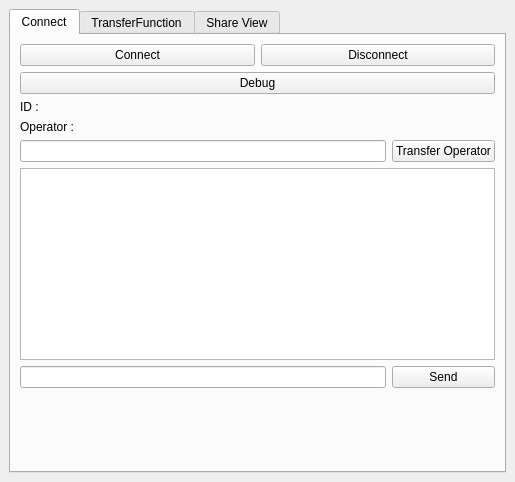
Qt form Client/Widgets/Communication.ui (CCSEPBVR/CS-IS-PBVR) before a commit.
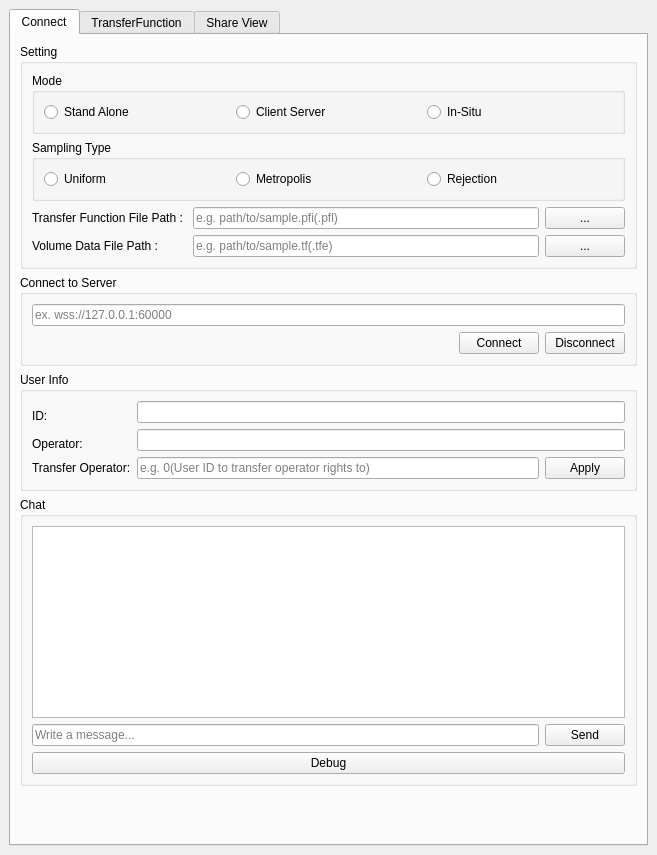
The same form after that commit. Custom widgets are drawn as their Qt base class.

Commit message:
refactor(ui): Communicationウィジェットのレイアウトを再構成し、UI要素を整理
- 「Connect」「User Info」「Chat」「Setting」などのグループ化によりUI構造を明確化
- operator権限やID表示用のQLabelをQLineEditに変更し、可読性と編集制御を改善
- Transfer Operatorボタンを「Apply」ボタンに変更し、対応するスロット接続名を修正
- サンプリング種別・動作モード（Stand Alone / Client Server / In-Situ）の選択UIを追加
- 各モードにツールチップを追加し、用途を明示

What changed in the file:
```diff
--- a/Client/Widgets/Communication.ui
+++ b/Client/Widgets/Communication.ui
@@ -6,8 +6,8 @@
    <rect>
     <x>0</x>
     <y>0</y>
-    <width>515</width>
-    <height>482</height>
+    <width>657</width>
+    <height>855</height>
    </rect>
   </property>
   <property name="windowTitle">
@@ -15,7 +15,7 @@
   </property>
   <widget class="QWidget" name="dockWidgetContents">
    <layout class="QGridLayout" name="gridLayout">
-    <item row="0" column="0" rowspan="3" colspan="3">
+    <item row="0" column="0">
      <widget class="QTabWidget" name="tabWidget">
       <property name="currentIndex">
        <number>0</number>
@@ -24,95 +24,280 @@
        <attribute name="title">
         <string>Connect</string>
        </attribute>
-       <layout class="QGridLayout" name="gridLayout_2">
-        <item row="5" column="0" colspan="2">
-         <widget class="QTextBrowser" name="textBrowser"/>
-        </item>
-        <item row="6" column="0">
-         <widget class="QLineEdit" name="chatLineEdit"/>
-        </item>
-        <item row="7" column="0" colspan="2">
-         <spacer name="verticalSpacer">
-          <property name="orientation">
-           <enum>Qt::Vertical</enum>
-          </property>
-          <property name="sizeHint" stdset="0">
-           <size>
-            <width>20</width>
-            <height>40</height>
-           </size>
-          </property>
-         </spacer>
-        </item>
-        <item row="2" column="0">
+       <layout class="QGridLayout" name="gridLayout_9">
+        <item row="2" column="0">
+         <widget class="QGroupBox" name="groupBox_5">
+          <property name="title">
+           <string>User Info</string>
+          </property>
+          <layout class="QGridLayout" name="gridLayout_7">
+           <item row="0" column="1" colspan="2">
+            <widget class="QLineEdit" name="IDLineEdit">
+             <property name="readOnly">
+              <bool>true</bool>
+             </property>
+            </widget>
+           </item>
+           <item row="3" column="1">
+            <widget class="QLineEdit" name="transferOperatorIDlineEdit">
+             <property name="placeholderText">
+              <string>e.g. 0(User ID to transfer operator rights to)</string>
+             </property>
+            </widget>
+           </item>
+           <item row="2" column="0">
+            <widget class="QLabel" name="isOperatorLabel">
+             <property name="text">
+              <string>Operator:</string>
+             </property>
+            </widget>
+           </item>
+           <item row="3" column="0">
+            <widget class="QLabel" name="label_3">
+             <property name="text">
+              <string>Transfer Operator:</string>
+             </property>
+            </widget>
+           </item>
+           <item row="3" column="2">
+            <widget class="QPushButton" name="transferOperatorApplyPushButton">
+             <property name="text">
+              <string>Apply</string>
+             </property>
+            </widget>
+           </item>
+           <item row="0" column="0" rowspan="2">
          <widget class="QLabel" name="IDLabel">
           <property name="text">
-           <string>ID : </string>
+              <string>ID:</string>
           </property>
          </widget>
         </item>
-        <item row="6" column="1">
+           <item row="1" column="1" rowspan="2" colspan="2">
+            <widget class="QLineEdit" name="isOperatorLineEdit">
+             <property name="readOnly">
+              <bool>true</bool>
+             </property>
+            </widget>
+           </item>
+          </layout>
+         </widget>
+        </item>
+        <item row="4" column="0">
+         <widget class="QGroupBox" name="groupBox_6">
+          <property name="title">
+           <string>Chat</string>
+          </property>
+          <layout class="QGridLayout" name="gridLayout_8">
+           <item row="0" column="0" colspan="2">
+            <widget class="QTextBrowser" name="textBrowser"/>
+           </item>
+           <item row="1" column="1">
          <widget class="QPushButton" name="chatSendPushButton">
           <property name="text">
            <string>Send</string>
           </property>
          </widget>
         </item>
-        <item row="1" column="0" colspan="2">
+           <item row="1" column="0">
+            <widget class="QLineEdit" name="chatLineEdit">
+             <property name="text">
+              <string/>
+             </property>
+             <property name="placeholderText">
+              <string>Write a message...</string>
+             </property>
+            </widget>
+           </item>
+           <item row="2" column="0" colspan="2">
          <widget class="QPushButton" name="debugPushButton">
           <property name="text">
            <string>Debug</string>
           </property>
          </widget>
         </item>
-        <item row="2" column="1">
-         <widget class="QLabel" name="IDLabelDisplay">
-          <property name="text">
-           <string/>
-          </property>
+          </layout>
          </widget>
         </item>
-        <item row="0" column="0" colspan="2">
-         <layout class="QHBoxLayout" name="horizontalLayout">
-          <item>
+        <item row="1" column="0">
+         <widget class="QGroupBox" name="groupBox_4">
+          <property name="title">
+           <string>Connect to Server</string>
+          </property>
+          <layout class="QGridLayout" name="gridLayout_5">
+           <item row="1" column="1">
            <widget class="QPushButton" name="connectPushButton">
             <property name="text">
              <string>Connect</string>
             </property>
            </widget>
           </item>
-          <item>
+           <item row="0" column="0" colspan="3">
+            <widget class="QLineEdit" name="addressLineEdit">
+             <property name="placeholderText">
+              <string>ex. wss://127.0.0.1:60000</string>
+             </property>
+            </widget>
+           </item>
+           <item row="1" column="2">
            <widget class="QPushButton" name="disconnectPushButton">
             <property name="text">
              <string>Disconnect</string>
             </property>
            </widget>
           </item>
-         </layout>
+           <item row="1" column="0">
+            <spacer name="horizontalSpacer">
+             <property name="orientation">
+              <enum>Qt::Horizontal</enum>
+             </property>
+             <property name="sizeHint" stdset="0">
+              <size>
+               <width>40</width>
+               <height>20</height>
+              </size>
+             </property>
+            </spacer>
+           </item>
+          </layout>
+         </widget>
         </item>
-        <item row="3" column="0">
-         <widget class="QLabel" name="isOperatorLabel">
+        <item row="0" column="0">
+         <widget class="QGroupBox" name="groupBox">
+          <property name="title">
+           <string>Setting</string>
+          </property>
+          <layout class="QGridLayout" name="gridLayout_6">
+           <item row="2" column="0">
+            <layout class="QGridLayout" name="gridLayout_2">
+             <item row="0" column="1">
+              <widget class="QLineEdit" name="transferFunctionFilePathLineEdit">
+               <property name="placeholderText">
+                <string>e.g. path/to/sample.pfi(.pfl)</string>
+               </property>
+              </widget>
+             </item>
+             <item row="0" column="2">
+              <widget class="QPushButton" name="pushButton_2">
           <property name="text">
-           <string>Operator : </string>
+                <string>...</string>
           </property>
          </widget>
         </item>
-        <item row="3" column="1">
-         <widget class="QLabel" name="isOperatorLabelDisplay">
+             <item row="0" column="0">
+              <widget class="QLabel" name="label_2">
           <property name="text">
-           <string/>
+                <string>Transfer Function File Path : </string>
           </property>
          </widget>
         </item>
-        <item row="4" column="1">
-         <widget class="QPushButton" name="transferOperatorPushButton">
+             <item row="1" column="0">
+              <widget class="QLabel" name="label">
           <property name="text">
-           <string>Transfer Operator</string>
+                <string>Volume Data File Path : </string>
           </property>
          </widget>
         </item>
-        <item row="4" column="0">
-         <widget class="QLineEdit" name="IDlineEdit"/>
+             <item row="1" column="1">
+              <widget class="QLineEdit" name="volumeDataFilePathLineEdit">
+               <property name="placeholderText">
+                <string>e.g. path/to/sample.tf(.tfe)</string>
+               </property>
+              </widget>
+             </item>
+             <item row="1" column="2">
+              <widget class="QPushButton" name="pushButton">
+               <property name="text">
+                <string>...</string>
+               </property>
+              </widget>
+             </item>
+            </layout>
+           </item>
+           <item row="1" column="0">
+            <widget class="QGroupBox" name="groupBox_3">
+             <property name="title">
+              <string>Sampling Type</string>
+             </property>
+             <layout class="QHBoxLayout" name="horizontalLayout_3">
+              <item>
+               <widget class="QRadioButton" name="uniformRadioButton">
+                <property name="text">
+                 <string>Uniform</string>
+                </property>
+               </widget>
+              </item>
+              <item>
+               <widget class="QRadioButton" name="metropolisRadioButton">
+                <property name="text">
+                 <string>Metropolis</string>
+                </property>
+               </widget>
+              </item>
+              <item>
+               <widget class="QRadioButton" name="rejectionRadioButton">
+                <property name="text">
+                 <string>Rejection</string>
+                </property>
+               </widget>
+              </item>
+             </layout>
+            </widget>
+           </item>
+           <item row="0" column="0">
+            <widget class="QGroupBox" name="groupBox_2">
+             <property name="title">
+              <string>Mode</string>
+             </property>
+             <layout class="QHBoxLayout" name="horizontalLayout_2">
+              <item>
+               <widget class="QRadioButton" name="standAloneRadioButton">
+                <property name="toolTip">
+                 <string>Run the client and server on the same machine, connect, and perform visualization.</string>
+                </property>
+                <property name="text">
+                 <string>Stand Alone</string>
+                </property>
+               </widget>
+              </item>
+              <item>
+               <widget class="QRadioButton" name="clientServerRadioButton">
+                <property name="toolTip">
+                 <string>Run the client and server on different machines, connect, and perform visualization.</string>
+                </property>
+                <property name="text">
+                 <string>Client Server</string>
+                </property>
+               </widget>
+              </item>
+              <item>
+               <widget class="QRadioButton" name="insituRadioButton">
+                <property name="toolTip">
+                 <string>Run the client and server on different machines, connect, and perform visualization.</string>
+                </property>
+                <property name="text">
+                 <string>In-Situ</string>
+                </property>
+               </widget>
+              </item>
+             </layout>
+            </widget>
+           </item>
+          </layout>
+         </widget>
+        </item>
+        <item row="5" column="0">
+         <spacer name="verticalSpacer_4">
+          <property name="orientation">
+           <enum>Qt::Vertical</enum>
+          </property>
+          <property name="sizeHint" stdset="0">
+           <size>
+            <width>20</width>
+            <height>40</height>
+           </size>
+          </property>
+         </spacer>
         </item>
        </layout>
       </widget>
```
Left out of the diff: 3 changed lines with no effect on the pictures. Lines whose indentation alone changed are shown as unchanged. The commit also changes 1 other file.
